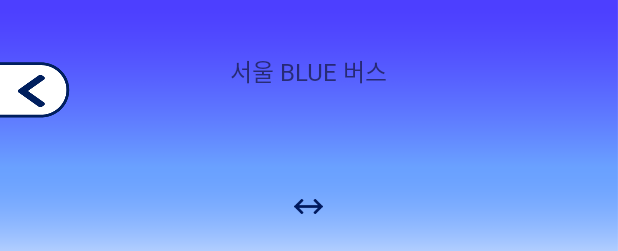
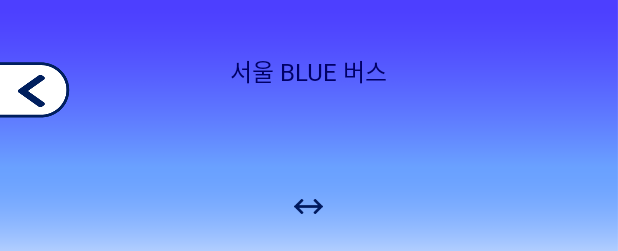
Before and after one commit to 2018Seoul-Competition/Bus_Android, an Android app: the layout activity_station.xml on its own in the app's theme, with its tools: preview values and no code run, on a phone screen of 412 x 824 dp. Shown: the top 251 px of the screen. Run offline under Robolectric (Android 15) with nearby library versions, the phone set to English and light mode, and no system bars; plain views replace TimelineView; network calls fail.

Commit message:
UI font color

```diff
--- a/app/src/main/res/layout/activity_main.xml
+++ b/app/src/main/res/layout/activity_main.xml
@@ -36,7 +36,8 @@
                     android:fontFamily="@font/nanumbarunpenr"
                     android:paddingLeft="10dp"
                     android:text="관악02"
-                    android:textSize="19sp" />
+                    android:textSize="19sp"
+                    android:textColor="#000066"/>
 
                 <LinearLayout
                     android:layout_width="match_parent"
--- a/app/src/main/res/layout/activity_station.xml
+++ b/app/src/main/res/layout/activity_station.xml
@@ -55,7 +55,8 @@
                    android:layout_marginTop="20dp"
                    android:fontFamily="@font/nanumbarunpenr"
                    android:text="서울 BLUE 버스"
-                   android:textSize="16sp" />
+                   android:textSize="16sp"
+                   android:textColor="#000066"/>
 
                <TextView
                    android:id="@+id/vehNumber"
@@ -64,7 +65,8 @@
                    android:layout_centerInParent="true"
                    android:fontFamily="@font/nanumbarunpenb"
                    android:text=""
-                   android:textSize="32dp" />
+                   android:textSize="32dp"
+                   android:textColor="#000066"/>
 
                <LinearLayout
                    android:layout_width="match_parent"
@@ -80,7 +82,8 @@
                        android:fontFamily="@font/nanumbarunpenr"
                        android:gravity="end"
                        android:textAlignment="gravity"
-                       android:textSize="16sp" />
+                       android:textSize="16sp"
+                       android:textColor="#000066"/>
 
                    <ImageView
                        android:id="@+id/imageView"
@@ -98,7 +101,8 @@
                        android:layout_weight="5"
                        android:fontFamily="@font/nanumbarunpenr"
                        android:textAlignment="gravity"
-                       android:textSize="16sp" />
+                       android:textSize="16sp"
+                       android:textColor="#000066"/>
                </LinearLayout>
 
            </RelativeLayout>
--- a/app/src/main/res/layout/log_row.xml
+++ b/app/src/main/res/layout/log_row.xml
@@ -34,7 +34,8 @@
                 android:layout_marginTop="3dp"
                 android:layout_toRightOf="@id/logIcon"
                 android:fontFamily="@font/nanumbarunpenr"
-                android:textSize="15.5sp" />
+                android:textSize="15.5sp"
+                android:textColor="#000066"/>
         </RelativeLayout>
 
         <LinearLayout
```
